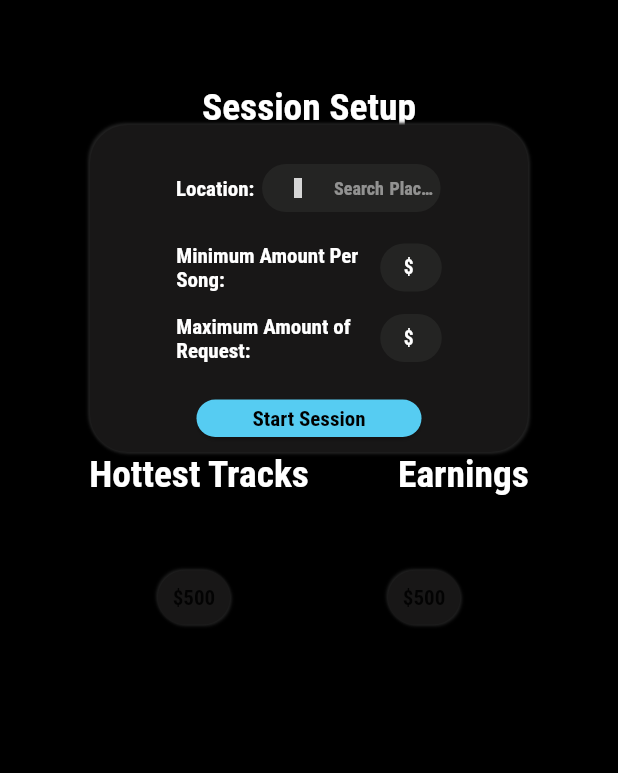
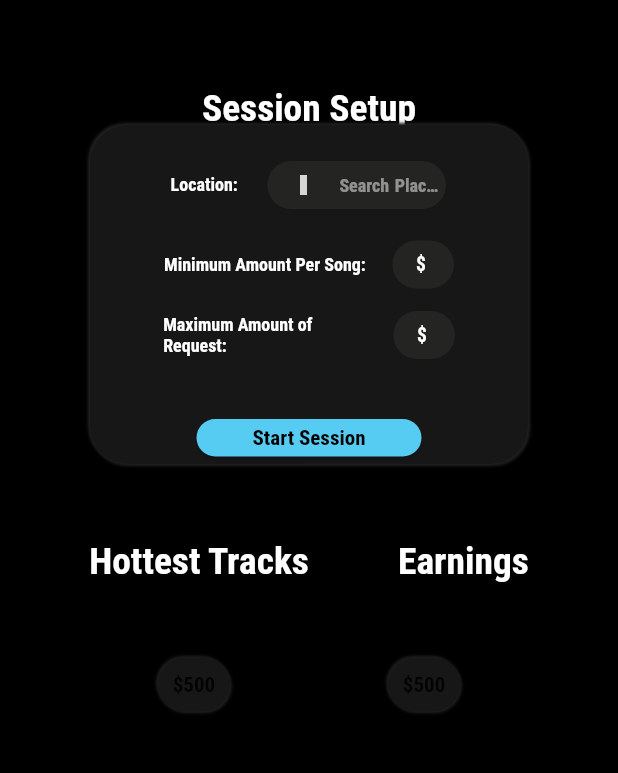
Before and after one commit to Alcidespb24/livart-app, a Flutter app: the HomePlaces screen opened directly, on a phone screen of 412 x 824 dp, the part 64-837 px from its top. Run offline on Flutter 3.47's test engine with Material 2 defaults, Android fonts, the phone set to English and light mode, and no system bars; our stand-ins replace avatar_glow, cloud_firestore, community_material_icon, dartz, dio, eva_icons_flutter and 9 more; missing offline and left inert: acr_cloud_sdk, stripe_payment; accounts and stored records are empty; grey boxes are pictures that could not be loaded.

Commit message:
Home Screen UI

```diff
--- a/lib/screens/places_api/location_search.dart
+++ b/lib/screens/places_api/location_search.dart
@@ -18,7 +18,7 @@ class _HomePlacesState extends State<HomePlaces> {
       body: Stack(
         children: <Widget>[
           Center(
-            heightFactor: 4,
+            heightFactor: 4.04,
             child: Text(
               'Session Setup',
               style: TextStyle(
@@ -27,7 +27,8 @@ class _HomePlacesState extends State<HomePlaces> {
               ),
             ),
           ),
-          Column(
+          SingleChildScrollView(
+            child: Column(
               children: <Widget>[
                 Container(
                   decoration: BoxDecoration(
@@ -51,8 +52,9 @@ class _HomePlacesState extends State<HomePlaces> {
                       ],
                       borderRadius: BorderRadius.circular(25),
                       color: Color(0xff181717)),
-                padding: EdgeInsets.all(10),
-                margin: EdgeInsets.only(top: 70, left: 60, right: 60),
+                  padding: EdgeInsets.only(top: 8, bottom: 5),
+                  margin:
+                      EdgeInsets.only(top: 70, left: 60, right: 60, bottom: 50),
                   child: Column(
                     children: [
                       SizedBox(
@@ -64,8 +66,12 @@ class _HomePlacesState extends State<HomePlaces> {
                           Flexible(
                             child: Text(
                               'Location: ',
-                            style: TextStyle(fontSize: 14, color: Colors.white),
+                              style:
+                                  TextStyle(fontSize: 12, color: Colors.white),
                             ),
+                          ),
+                          SizedBox(
+                            width: 15,
                           ),
                           Flexible(child: SearchBar()),
                         ],
@@ -82,8 +88,12 @@ class _HomePlacesState extends State<HomePlaces> {
                           Flexible(
                             child: Text(
                               'Minimum Amount Per Song: ',
-                            style: TextStyle(fontSize: 14, color: Colors.white),
+                              style:
+                                  TextStyle(fontSize: 12, color: Colors.white),
                             ),
+                          ),
+                          SizedBox(
+                            width: 15,
                           ),
                           Flexible(
                             child: MinimumAmount(),
@@ -99,8 +109,12 @@ class _HomePlacesState extends State<HomePlaces> {
                           Flexible(
                             child: Text(
                               'Maximum Amount of Request: ',
-                            style: TextStyle(fontSize: 14, color: Colors.white),
+                              style:
+                                  TextStyle(fontSize: 12, color: Colors.white),
                             ),
+                          ),
+                          SizedBox(
+                            width: 15,
                           ),
                           Flexible(
                             child: MinimumAmount(),
@@ -108,7 +122,7 @@ class _HomePlacesState extends State<HomePlaces> {
                         ],
                       ),
                       Container(
-                      margin: EdgeInsets.only(top: 25),
+                        margin: EdgeInsets.only(top: 40),
                         height: 25,
                         width: 150,
                         child: ElevatedButton(
@@ -200,6 +214,7 @@ class _HomePlacesState extends State<HomePlaces> {
                 ),
               ],
             ),
+          ),
         ],
       ),
     );
```
Lines whose indentation alone changed are shown as unchanged.
